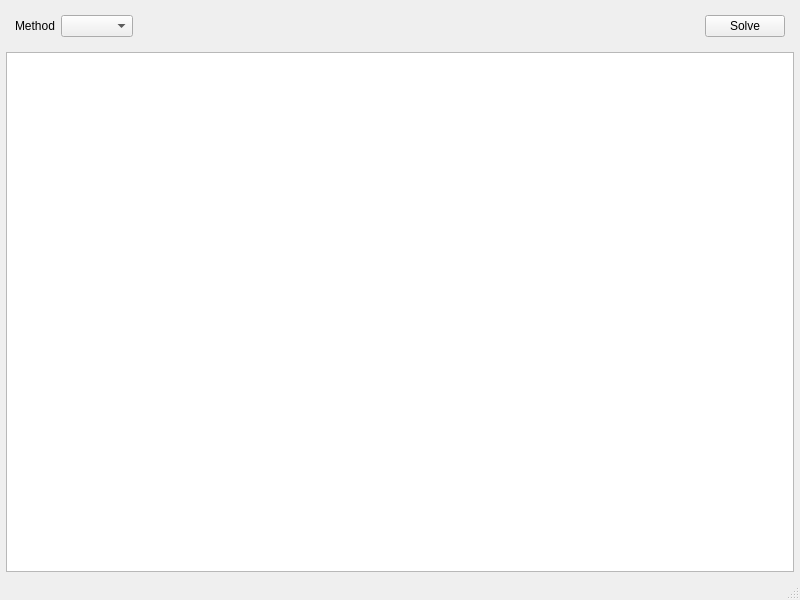
This is lab-2/ui/mainwindow.ui in Mikhail-Zoreev/cm-practice as Qt 5 draws it before an edit. The edited form follows.
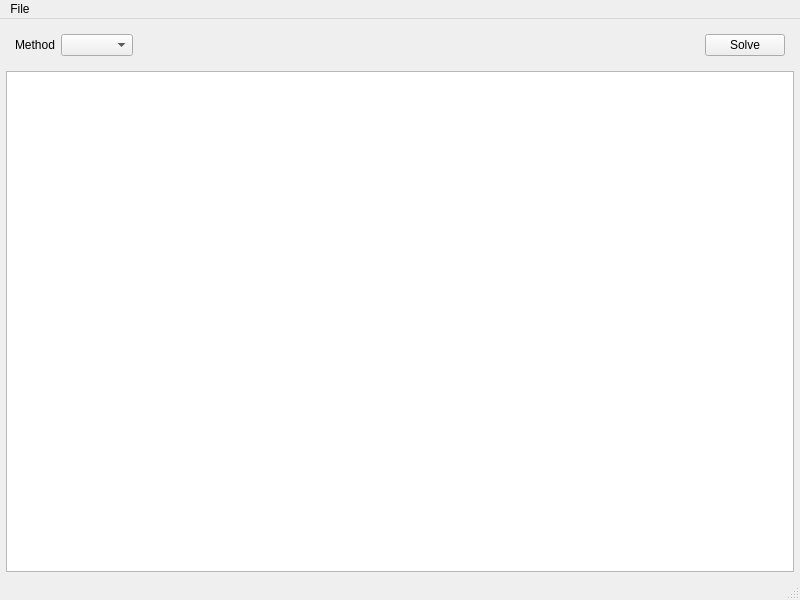
This is the edited form.

The edit to the form file:
```diff
--- a/lab-2/ui/mainwindow.ui
+++ b/lab-2/ui/mainwindow.ui
@@ -86,6 +86,13 @@
      <height>21</height>
     </rect>
    </property>
+   <widget class="QMenu" name="menuFile">
+    <property name="title">
+     <string>File</string>
+    </property>
+    <addaction name="action_new_equations_system"/>
+   </widget>
+   <addaction name="menuFile"/>
   </widget>
   <widget class="QStatusBar" name="statusbar"/>
  </widget>
```
Left out of the diff: 9 changed lines with no effect on the pictures.
